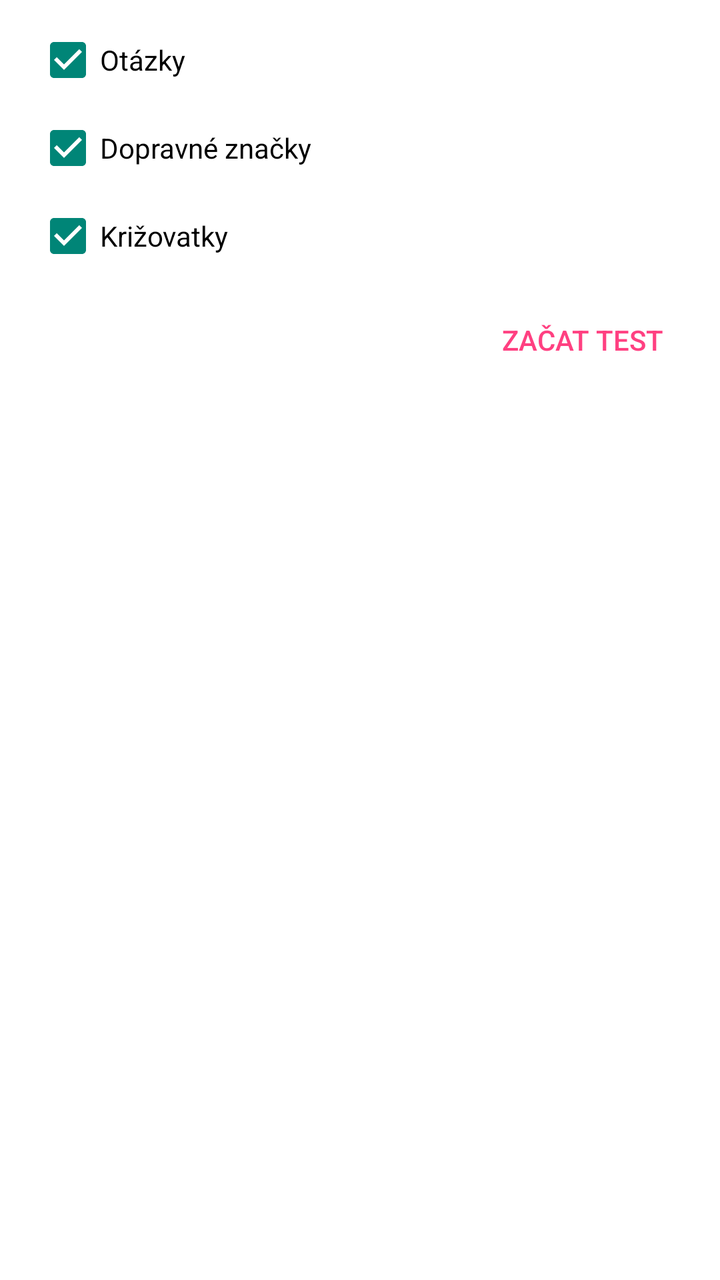
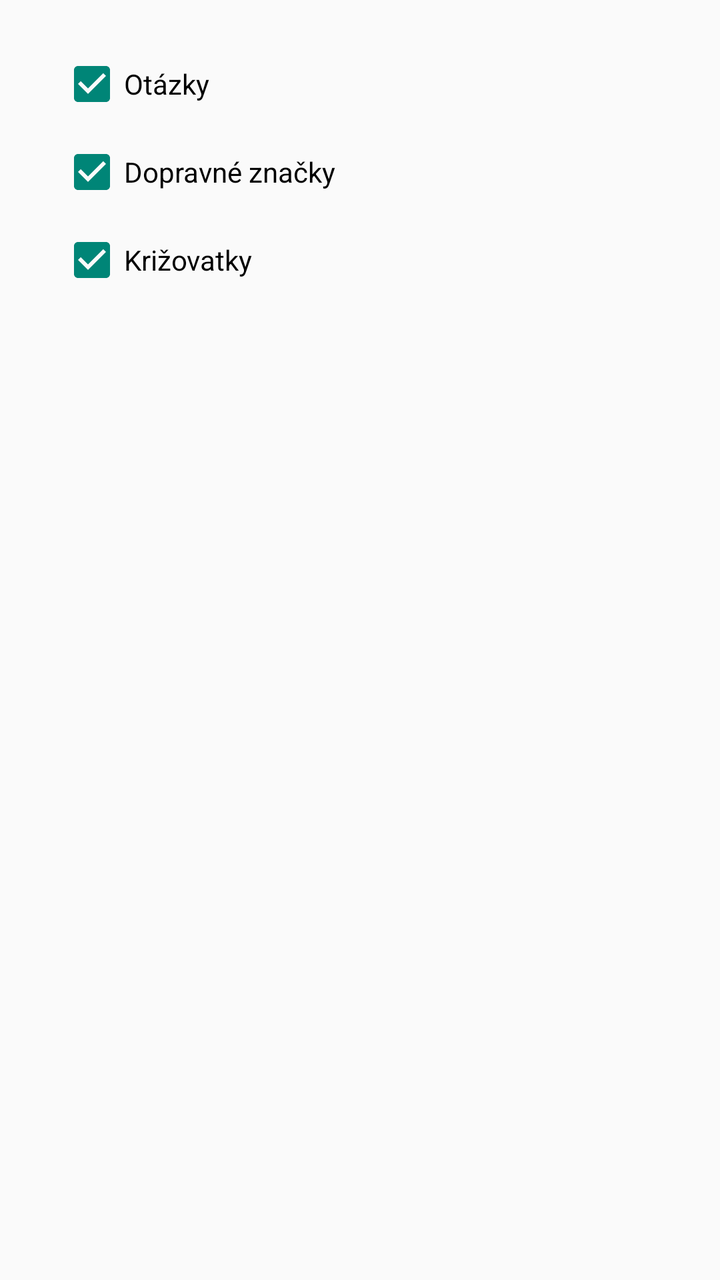

An Android layout rendered at two revisions. The XML below is the earlier revision; the diff shows what the commit changed to produce the second picture.
<!-- AndroidManifest.xml: application theme MyTheme.Light -->
<!-- res/layout/dialog_test_options.xml -->
<?xml version="1.0" encoding="utf-8"?>
<LinearLayout
    xmlns:android="http://schemas.android.com/apk/res/android"
    xmlns:tools="http://schemas.android.com/tools"
    android:layout_width="match_parent"
    android:layout_height="wrap_content"
    android:background="?attr/colorCardBackground"
    android:minWidth="256dp"
    android:orientation="vertical"
    tools:context=".MainActivityFragment">

    
    

    
    <LinearLayout
        android:layout_width="match_parent"
        android:layout_height="wrap_content"
        android:orientation="vertical"
        android:paddingLeft="12dp"
        android:paddingStart="12dp"
        android:paddingTop="8dp">

        
        <RelativeLayout
            android:id="@+id/questions"
            android:layout_width="wrap_content"
            android:layout_height="wrap_content">

            <CheckBox
                android:id="@+id/questions_checkbox"
                android:layout_width="wrap_content"
                android:layout_height="wrap_content"
                android:layout_gravity="center_vertical"
                android:layout_margin="6dp"
                android:checked="true"
                android:text="@string/otazky"/>

        </RelativeLayout>

        
        <RelativeLayout
            android:id="@+id/road_signs"
            android:layout_width="wrap_content"
            android:layout_height="wrap_content">

            <CheckBox
                android:id="@+id/road_signs_checkbox"
                android:layout_width="wrap_content"
                android:layout_height="wrap_content"
                android:layout_gravity="center_vertical"
                android:layout_margin="6dp"
                android:checked="true"
                android:text="@string/dopravne_znacky"/>

        </RelativeLayout>

        
        <RelativeLayout
            android:id="@+id/intersections"
            android:layout_width="wrap_content"
            android:layout_height="wrap_content">

            <CheckBox
                android:id="@+id/intersections_checkbox"
                android:layout_width="wrap_content"
                android:layout_height="wrap_content"
                android:layout_gravity="center_vertical"
                android:layout_margin="6dp"
                android:checked="true"
                android:text="@string/krizovatky"/>

        </RelativeLayout>

        <Button
            android:id="@+id/begin_test"
            style="?android:attr/borderlessButtonStyle"
            android:layout_width="wrap_content"
            android:layout_height="wrap_content"
            android:layout_gravity="right"
            android:layout_marginBottom="8dp"
            android:layout_marginEnd="16dp"
            android:layout_marginRight="16dp"
            android:layout_marginTop="6dp"
            android:gravity="center"
            android:text="@string/zacat_test"
            android:textColor="?attr/colorFlatButtons"/>

    </LinearLayout>

</LinearLayout>
<!-- resources referenced by this layout -->
<resources>
  <string name="dopravne_znacky">Dopravné značky</string>
  <string name="krizovatky">Križovatky</string>
  <string name="otazky">Otázky</string>
  <string name="zacat_test">ZAČAT TEST</string>
  <style name="MyTheme.Light" parent="@style/Theme.AppCompat.Light.NoActionBar">
          
          
          <item name="colorPrimary">@color/colorPrimary</item>
          <item name="colorPrimaryDark">@color/colorPrimaryDark</item>
          <item name="colorSecondary">@color/colorSecondary</item>
          <item name="colorSecondaryDark">@color/colorSecondaryDark</item>
          <item name="colorTextTitle">@color/colorTextTitle</item>
          
          <item name="colorFlatButtons">@color/colorFlatButtons</item>
          <item name="colorFloatingActionButton">@color/colorFloatingActionButton</item>
          <item name="colorTabIndicator">@color/colorTabIndicator</item>
          <item name="colorCardBackground">@color/colorCardBackground</item>
          <item name="colorNavigationDrawerBackground">@color/colorNavigationDrawerBackground</item>
      </style>
  <color name="colorPrimary" type="color">#4285F4</color>
  <color name="colorPrimaryDark" type="color">#3367D6</color>
  <color name="colorSecondary" type="color">@color/deep_teal_300</color>
  <color name="colorSecondaryDark" type="color">@color/deep_teal_500</color>
  <color name="colorTextTitle" type="color">#FFEE58</color>
  <color name="colorFlatButtons" type="color">@color/pink_A200</color>
  <color name="colorFloatingActionButton" type="color">@color/amber_A700</color>
  <color name="colorTabIndicator" type="color">@color/amber_A700</color>
  <color name="colorCardBackground" type="color">#FFF</color>
  <color name="colorNavigationDrawerBackground" type="color">#FAFAFA</color>
  <color name="deep_teal_300" type="color">#4DB6AC</color>
  <color name="deep_teal_500" type="color">#009688</color>
  <color name="pink_A200" type="color">#FF4081</color>
  <color name="amber_A700" type="color">#FFAB00</color>
</resources>

<!-- the commit's change to res/layout/dialog_test_options.xml (unified diff, before → after) -->
@@ -4,88 +4,62 @@
     xmlns:tools="http://schemas.android.com/tools"
     android:layout_width="match_parent"
     android:layout_height="wrap_content"
-    android:background="?attr/colorCardBackground"
-    android:minWidth="256dp"
     android:orientation="vertical"
+    android:paddingBottom="24dp"
+    android:paddingLeft="24dp"
+    android:paddingRight="24dp"
+    android:paddingTop="20dp"
     tools:context=".MainActivityFragment">
 
     
-    
+    <RelativeLayout
+        android:id="@+id/questions"
+        android:layout_width="wrap_content"
+        android:layout_height="wrap_content">
+
+        <CheckBox
+            android:id="@+id/questions_checkbox"
+            android:layout_width="wrap_content"
+            android:layout_height="wrap_content"
+            android:layout_gravity="center_vertical"
+            android:layout_margin="6dp"
+            android:checked="true"
+            android:text="@string/questions"/>
+
+    </RelativeLayout>
 
     
-    <LinearLayout
-        android:layout_width="match_parent"
-        android:layout_height="wrap_content"
-        android:orientation="vertical"
-        android:paddingLeft="12dp"
-        android:paddingStart="12dp"
-        android:paddingTop="8dp">
+    <RelativeLayout
+        android:id="@+id/road_signs"
+        android:layout_width="wrap_content"
+        android:layout_height="wrap_content">
 
-        
-        <RelativeLayout
-            android:id="@+id/questions"
-            android:layout_width="wrap_content"
-            android:layout_height="wrap_content">
-
-            <CheckBox
-                android:id="@+id/questions_checkbox"
-                android:layout_width="wrap_content"
-                android:layout_height="wrap_content"
-                android:layout_gravity="center_vertical"
-                android:layout_margin="6dp"
-                android:checked="true"
-                android:text="@string/otazky"/>
-
-        </RelativeLayout>
-
-        
-        <RelativeLayout
-            android:id="@+id/road_signs"
-            android:layout_width="wrap_content"
-            android:layout_height="wrap_content">
-
-            <CheckBox
-                android:id="@+id/road_signs_checkbox"
-                android:layout_width="wrap_content"
-                android:layout_height="wrap_content"
-                android:layout_gravity="center_vertical"
-                android:layout_margin="6dp"
-                android:checked="true"
-                android:text="@string/dopravne_znacky"/>
-
-        </RelativeLayout>
-
-        
-        <RelativeLayout
-            android:id="@+id/intersections"
-            android:layout_width="wrap_content"
-            android:layout_height="wrap_content">
-
-            <CheckBox
-                android:id="@+id/intersections_checkbox"
-                android:layout_width="wrap_content"
-                android:layout_height="wrap_content"
-                android:layout_gravity="center_vertical"
-                android:layout_margin="6dp"
-                android:checked="true"
-                android:text="@string/krizovatky"/>
-
-        </RelativeLayout>
-
-        <Button
-            android:id="@+id/begin_test"
-            style="?android:attr/borderlessButtonStyle"
+        <CheckBox
+            android:id="@+id/road_signs_checkbox"
             android:layout_width="wrap_content"
             android:layout_height="wrap_content"
-            android:layout_gravity="right"
-            android:layout_marginBottom="8dp"
-            android:layout_marginEnd="16dp"
-            android:layout_marginRight="16dp"
-            android:layout_marginTop="6dp"
-            android:gravity="center"
-            android:text="@string/zacat_test"
-            android:textColor="?attr/colorFlatButtons"/>
+            android:layout_gravity="center_vertical"
+            android:layout_margin="6dp"
+            android:checked="true"
+            android:text="@string/road_signs"/>
 
-    </LinearLayout>
+    </RelativeLayout>
+
+    
+    <RelativeLayout
+        android:id="@+id/intersections"
+        android:layout_width="wrap_content"
+        android:layout_height="wrap_content">
+
+        <CheckBox
+            android:id="@+id/intersections_checkbox"
+            android:layout_width="wrap_content"
+            android:layout_height="wrap_content"
+            android:layout_gravity="center_vertical"
+            android:layout_margin="6dp"
+            android:checked="true"
+            android:text="@string/intersections"/>
+
+    </RelativeLayout>
 
 </LinearLayout>
<!-- resource entries referenced after the edit -->
@@ -1,9 +1,8 @@
 <!-- resources referenced by this layout -->
 <resources>
-  <string name="dopravne_znacky">Dopravné značky</string>
-  <string name="krizovatky">Križovatky</string>
-  <string name="otazky">Otázky</string>
-  <string name="zacat_test">ZAČAT TEST</string>
+  <string name="intersections">Križovatky</string>
+  <string name="questions">Otázky</string>
+  <string name="road_signs">Dopravné značky</string>
   <style name="MyTheme.Light" parent="@style/Theme.AppCompat.Light.NoActionBar">
           
           
